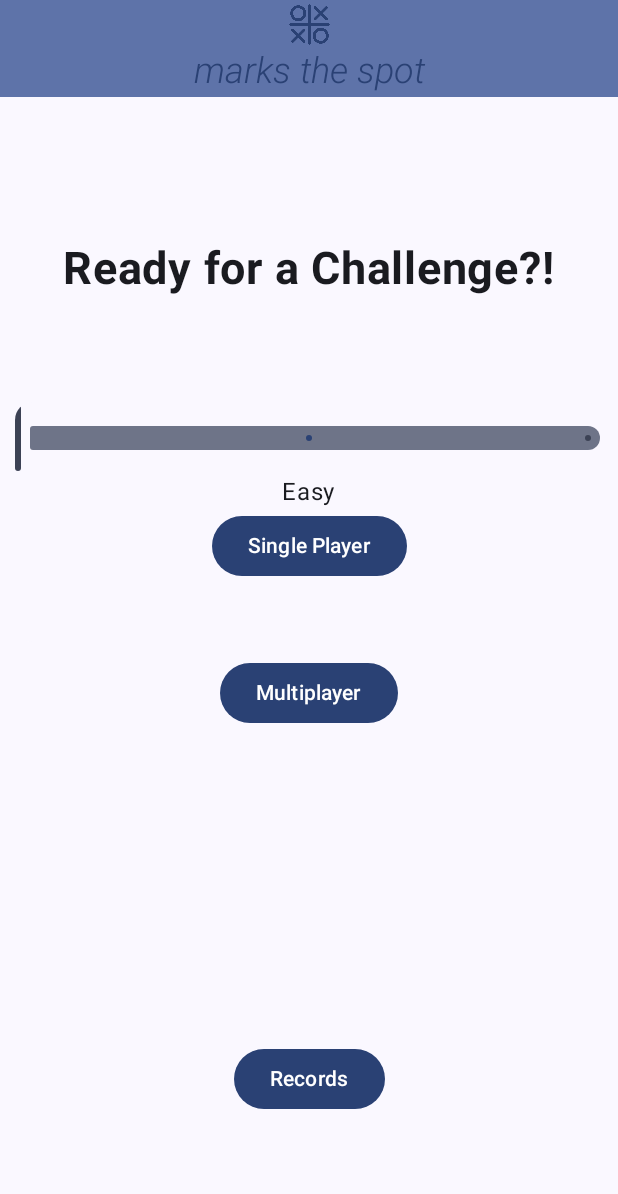
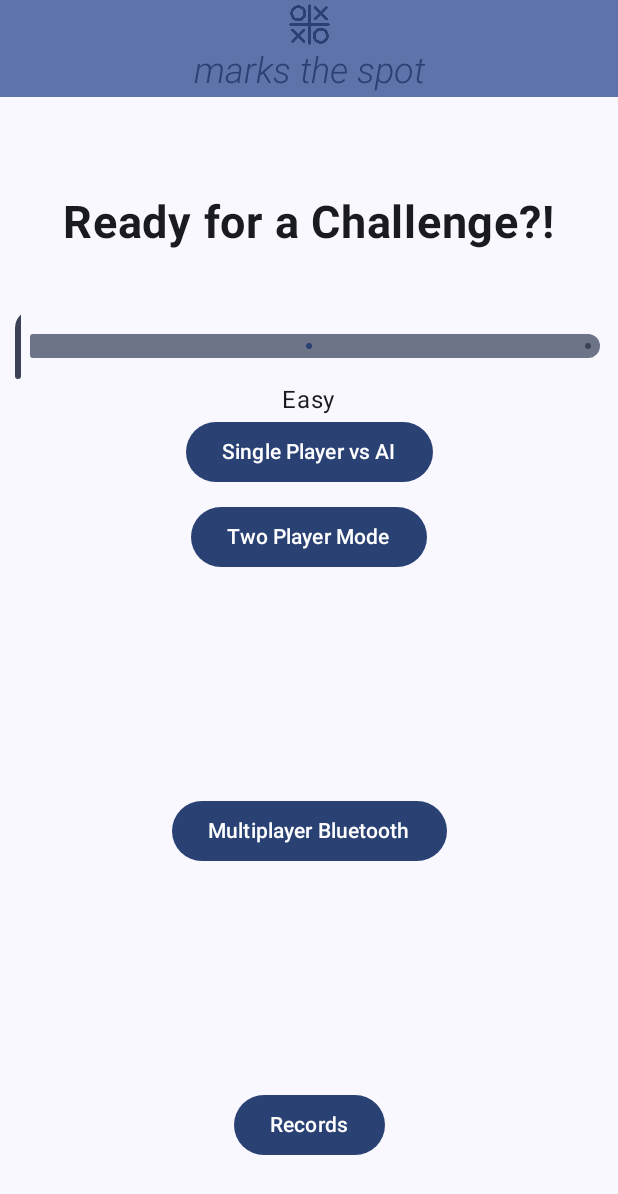
Before and after one commit to vaibhav191/TicTacToe, an Android app built with Jetpack Compose: the screen it shows after launch (MainActivity), on a phone screen of 412 x 824 dp. Shown: the top 1194 px of the screen. Run offline under Robolectric (Android 15) with nearby library versions, the phone set to English and light mode, and no system bars.

Commit message:
chore: Defined single player and multiplayer modes enum, refactoring mainActivity to leverage them

```diff
--- a/app/src/main/java/com/example/tictactoe/GameScreen.kt
+++ b/app/src/main/java/com/example/tictactoe/GameScreen.kt
@@ -52,6 +52,7 @@ class GameScreen : ComponentActivity() {
         setContent {
             TicTacToeTheme {
                 val game = TwoPlayerMode()
+
                 Scaffold(
                     modifier = Modifier.fillMaxSize(),
                     topBar = { topBar(Modifier) }) { innerPadding ->
--- a/app/src/main/java/com/example/tictactoe/MainActivity.kt
+++ b/app/src/main/java/com/example/tictactoe/MainActivity.kt
@@ -26,6 +26,7 @@ import androidx.compose.material3.TopAppBarDefaults
 import androidx.compose.runtime.Composable
 import androidx.compose.runtime.getValue
 import androidx.compose.runtime.mutableFloatStateOf
+import androidx.compose.runtime.mutableStateOf
 import androidx.compose.runtime.remember
 import androidx.compose.runtime.setValue
 import androidx.compose.ui.Alignment
@@ -38,6 +39,8 @@ import androidx.compose.ui.text.style.TextDecoration
 import androidx.compose.ui.unit.dp
 import androidx.compose.ui.unit.sp
 import com.example.tictactoe.ui.theme.TicTacToeTheme
+import com.example.tictactoe.utilities.enums.ModesEnum
+import com.example.tictactoe.utilities.enums.SinglePlayerModesEnum
 
 class MainActivity : ComponentActivity() {
     override fun onCreate(savedInstanceState: Bundle?) {
@@ -97,19 +100,27 @@ fun main(modifier: Modifier, context: Context = LocalContext.current) {
                 verticalArrangement = Arrangement.Center
             ) {
                 // Slider
-                slider(Modifier)
+                val difficulty = slider(Modifier)
                 Button(onClick = {
                     val gameintent = Intent(context, GameScreen::class.java)
+                    gameintent.putExtra("mode", ModesEnum.SinglePlayer)
+                    gameintent.putExtra("difficulty", difficulty)
                     context.startActivity(gameintent)
                 }) {
-                    Text(text = "Single Player")
+                    Text(text = "Single Player vs AI")
                 }
             }
         }
-        // card for multiplayer
+        // card for single screen multiplayer
         Column(modifier = Modifier.weight(1f)) {
             Button(onClick = { /*TODO*/ }, modifier = Modifier) {
-                Text(text = "Multiplayer")
+                Text(text = "Two Player Mode")
+            }
+        }
+        // card for multiplayer using bluetooth
+        Column(modifier = Modifier.weight(1f)) {
+            Button(onClick = { /*TODO*/ }, modifier = Modifier) {
+                Text(text = "Multiplayer Bluetooth")
             }
         }
         // card for records
@@ -153,7 +164,8 @@ fun topBar(modifier: Modifier) {
 }
 
 @Composable
-fun slider(modifier: Modifier) {
+fun slider(modifier: Modifier): SinglePlayerModesEnum {
+    var difficulty by remember { mutableStateOf(SinglePlayerModesEnum.Easy) }
     var sliderPosition by remember { mutableFloatStateOf(0f) }
     Column(horizontalAlignment = Alignment.CenterHorizontally, modifier = Modifier) {
         Slider(
@@ -168,11 +180,12 @@ fun slider(modifier: Modifier) {
             steps = 1,
             valueRange = 0f..2f
         )
-        val difficulty = when (sliderPosition.toInt()) {
-            0 -> "Easy"
-            1 -> "Medium"
-            else -> "Hard"
+        difficulty = when (sliderPosition.toInt()) {
+            0 -> SinglePlayerModesEnum.Easy
+            1 -> SinglePlayerModesEnum.Medium
+            else -> SinglePlayerModesEnum.Hard
         }
-        Text(text = difficulty)
+        Text(text = difficulty.toString())
     }
+    return difficulty
 }
--- /dev/null
+++ b/app/src/main/java/com/example/tictactoe/utilities/enums/ModesEnum.kt
@@ -0,0 +1,6 @@
+package com.example.tictactoe.utilities.enums
+
+enum class ModesEnum {
+    SinglePlayer,
+    MultiPlayer,
+}
--- /dev/null
+++ b/app/src/main/java/com/example/tictactoe/utilities/enums/SinglePlayerModesEnum.kt
@@ -0,0 +1,7 @@
+package com.example.tictactoe.utilities.enums
+
+enum class SinglePlayerModesEnum {
+    Easy,
+    Medium,
+    Hard
+}
--- /dev/null
+++ b/app/src/main/java/com/example/tictactoe/utilities/enums/TwoPlayerModesEnum.kt
@@ -0,0 +1,6 @@
+package com.example.tictactoe.utilities.enums
+
+enum class TwoPlayerModesEnum {
+    Local,
+    Bluetooth,
+}
```
Also changed, not shown: app/src/main/java/com/example/tictactoe/utilities/enums/GameModesEnum.kt (deleted, +0 -9 lines).
